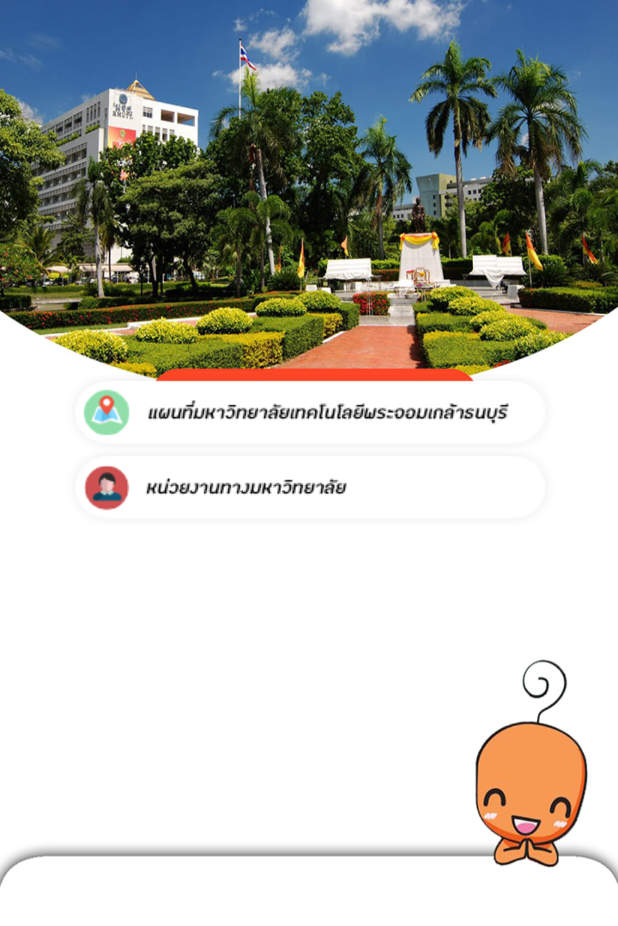
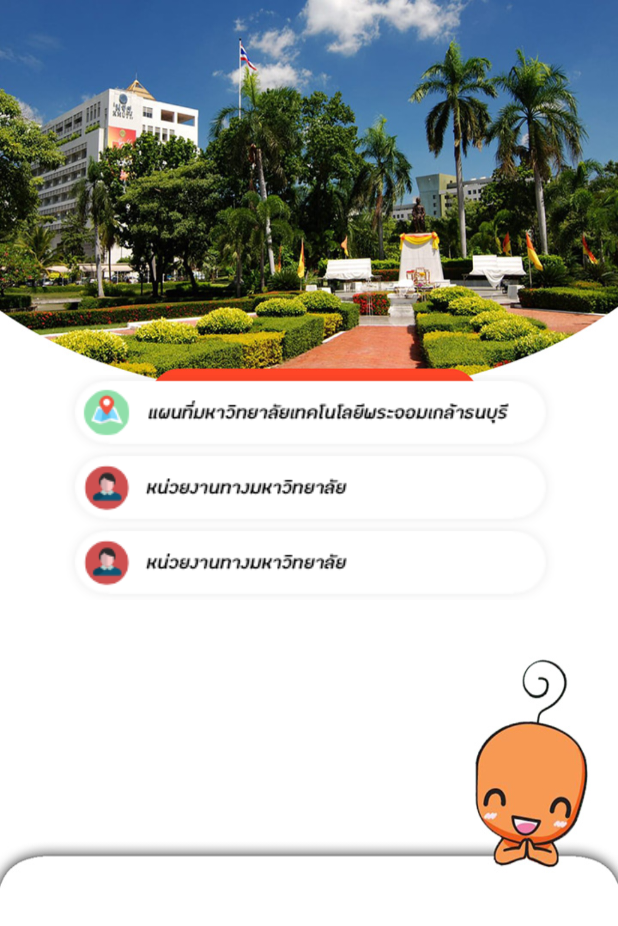
Before and after one commit to orbitalno11/Project_UniGo_2, an Android app: the layout fragment_home.xml on its own in the app's theme, with its tools: preview values and no code run, on a phone screen of 412 x 824 dp. Shown: the top 926 px of the screen. Run offline under Robolectric (Android 15) with nearby library versions, the phone set to English and light mode, and no system bars.

Commit message:
kim kim I finish

```diff
--- a/app/src/main/res/layout/fragment_e_bus.xml
+++ b/app/src/main/res/layout/fragment_e_bus.xml
@@ -86,7 +86,7 @@
         android:layout_marginTop="10dp"
         android:layout_marginRight="10dp"
         android:layout_marginLeft="10dp"
-        android:src="@drawable/b11"/>
+        android:src="@drawable/b1default"/>
 
     <ImageView
         android:id="@+id/orangeroad"
@@ -96,6 +96,6 @@
         android:layout_marginTop="5dp"
         android:layout_marginRight="10dp"
         android:layout_marginLeft="10dp"
-        android:src="@drawable/b12"/>
+        android:src="@drawable/b2default"/>
 
 </RelativeLayout>
--- a/app/src/main/res/layout/fragment_home.xml
+++ b/app/src/main/res/layout/fragment_home.xml
@@ -24,18 +24,13 @@
         android:src="@drawable/dept_btn"
         android:background="@android:color/transparent"/>
 
-    <TextView
-        android:id="@+id/qashows"
+    <ImageButton
+        android:id="@+id/ebus"
         android:layout_below="@id/dept_btn"
-        android:layout_marginTop="75dp"
-        android:layout_marginRight="20dp"
-        android:layout_marginLeft="20dp"
-        android:layout_marginBottom="15dp"
         android:layout_width="match_parent"
-        android:layout_height="match_parent"
-        android:textColor="@android:color/black"
-        android:fontFamily="@font/thaisansnueue"
-        android:textSize="20dp"/>
+        android:layout_height="wrap_content"
+        android:src="@drawable/dept_btn"
+        android:background="@android:color/transparent" />
 
 
 </RelativeLayout>
```
Also changed, not shown: app/src/main/java/com/oop/css22/unigo/Home.java (+16 -3 lines), app/src/main/java/com/oop/css22/unigo/eBus.java (+88 -1 lines), app/src/main/res/drawable/b1default.png (added), app/src/main/res/drawable/b21.png (added), app/src/main/res/drawable/b22.png (added), app/src/main/res/drawable/b2default.png (added), app/src/main/res/drawable/b31.png (added), app/src/main/res/drawable/b32.png (added), app/src/main/res/drawable/b41.png (added), app/src/main/res/drawable/b42.png (added).
